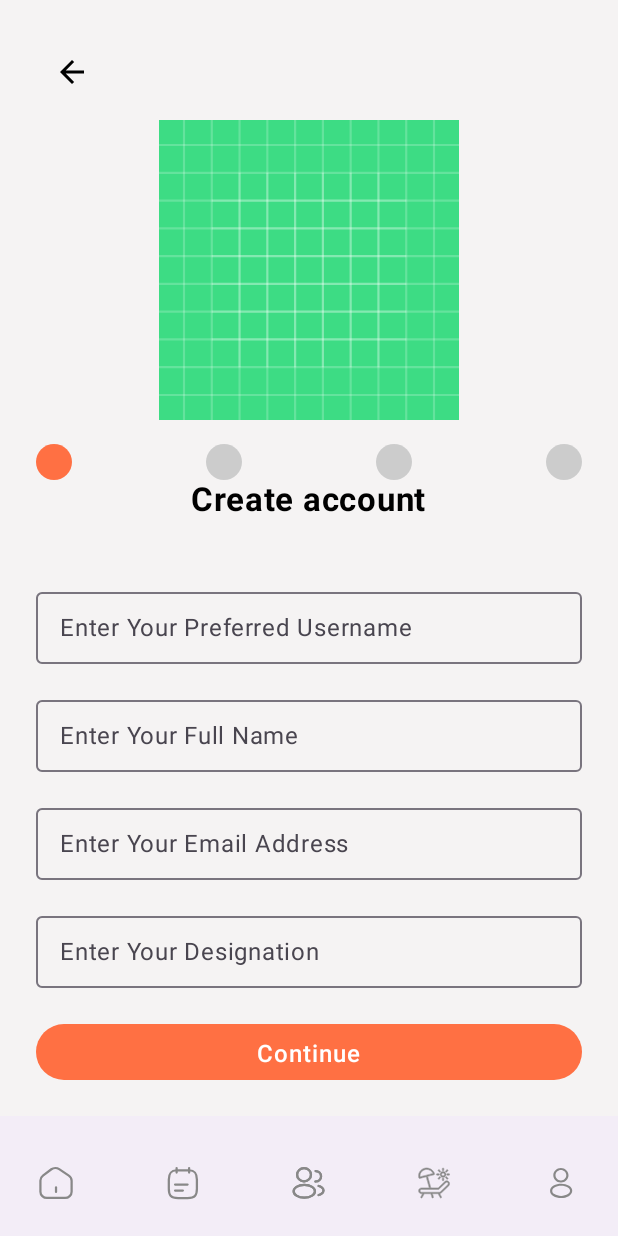
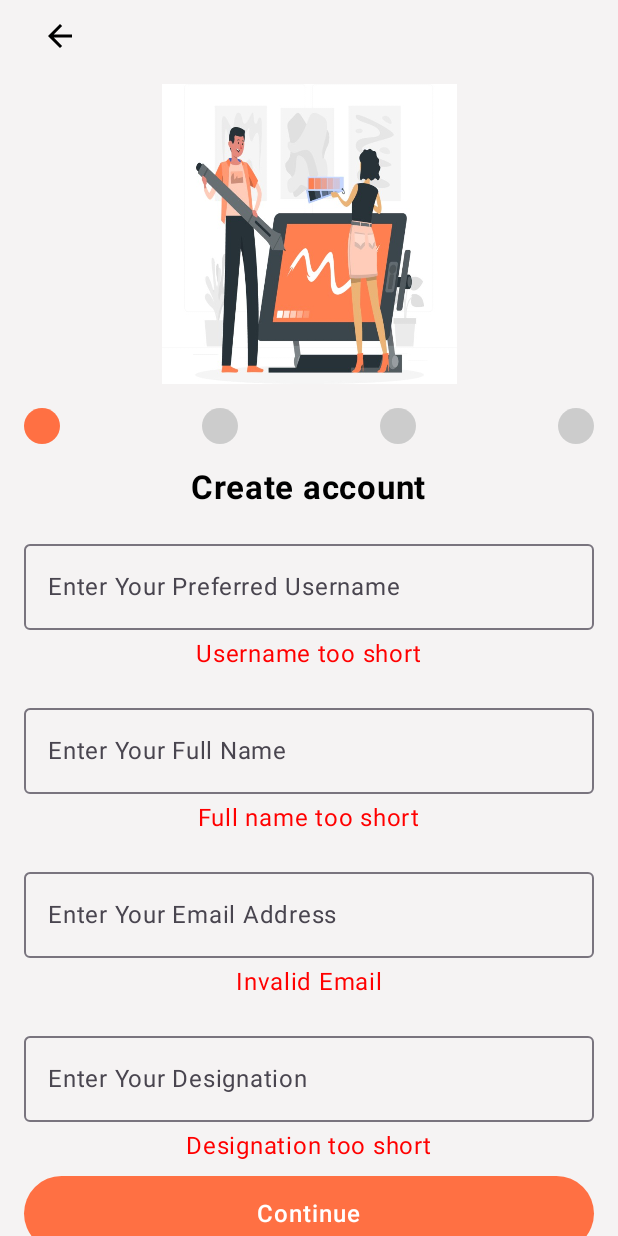
Before and after one commit to snoppycoder/StaffSync-Employee-Attendance-Leave-Manager, an Android app built with Jetpack Compose: the screen it shows after launch (MainActivity), after a tap on "Employee", on a phone screen of 412 x 824 dp. Run offline under Robolectric (Android 15) with nearby library versions, the phone set to English and light mode, and no system bars; our stand-ins replace Dagger/Hilt's generated code; libraries missing offline, so code that uses them is left out: com.jakewharton.retrofit2.

Commit message:
Added validation for the signup

```diff
--- /dev/null
+++ b/app/src/main/java/com/example/figma_replicate/InputValidators/SignupValidator.kt
@@ -0,0 +1,47 @@
+package com.example.figma_replicate.InputValidators
+
+fun FullName_Validator(fullName: String):String?{
+    val formErrorMessage = when {
+        fullName.trim().length < 5 -> "Full name too short"
+        !fullName.matches(Regex("^[A-Za-z ]+$")) -> "Invalid Name"
+        else -> null
+    }
+    return formErrorMessage
+
+}
+fun UserName_Validator(username: String):String?{
+    val formErrorMessage = when {
+        username.length < 5 -> "Username too short"
+        !username.matches(Regex("^[A-Za-z0-9_]+\$")) -> "Invalid Username"
+        /// later on implement the username search for unique usernames
+        else -> null
+    }
+    return formErrorMessage
+
+}
+fun Email_Validator(email: String):String?{
+    val formErrorMessage = when {
+        !email.matches(Regex("^[\\w.-]+@([\\w-]+\\.)+[\\w-]{2,4}$")) -> "Invalid Email"
+        /// later on implement the email search for unique usernames
+        else -> null
+    }
+    return formErrorMessage
+
+}
+fun Designation_Validation(designation: String):String?{
+    val formErrorMessage = when {
+        designation.length <= 3 -> "Designation too short"
+        else -> null
+    }
+    return formErrorMessage
+
+}
+fun Password_Validator(password: String, confirmPassword:String):String?{
+    val formErrorMessage = when {
+        password.length <= 6 -> "Password too short"
+        password != confirmPassword -> "Passwords do not match"
+        else -> null
+    }
+    return formErrorMessage
+
+}
--- a/app/src/main/java/com/example/figma_replicate/MainActivity.kt
+++ b/app/src/main/java/com/example/figma_replicate/MainActivity.kt
@@ -67,7 +67,9 @@ fun MainScreen(
         bottomBar = {
             if (currentRoute != Routes.NOTIFICATION && currentRoute != Routes.APPLY_LEAVE &&
                 currentRoute != Routes.NOTIFICATION_SETTING && currentRoute != Routes.CHANGE_PASSWORD &&
-                currentRoute != Routes.SIGNUP && currentRoute != Routes.LOGIN
+                currentRoute != Routes.SIGNUP && currentRoute != Routes.LOGIN &&
+                currentRoute != Routes.FULLNAME && currentRoute != Routes.DOB &&
+                currentRoute != Routes.PASSWORD && currentRoute != Routes.GENDER
             /* Replace with individual routes if needed */
             ) {
                 BottomNavBar(navController = navController)
--- a/app/src/main/java/com/example/figma_replicate/di/AppModule.kt
+++ b/app/src/main/java/com/example/figma_replicate/di/AppModule.kt
@@ -19,7 +19,7 @@ import java.util.concurrent.TimeUnit
 @InstallIn(SingletonComponent::class)
 object AppModule {
 
-    private const val BASE_URL = "http://10.0.2.2:3000/"
+    private const val BASE_URL = "http://192.168.100.6:3000/"
 
     @Provides
     @Singleton
--- a/app/src/main/java/com/example/figma_replicate/ui/screen/LeaveFormScreen.kt
+++ b/app/src/main/java/com/example/figma_replicate/ui/screen/LeaveFormScreen.kt
@@ -1,5 +1,7 @@
 package com.example.figma_replicate.ui.screen
 
+import android.os.Build
+import androidx.annotation.RequiresApi
 import androidx.compose.material3.ExperimentalMaterial3Api
 import androidx.compose.material3.IconButton
 import androidx.compose.material3.Scaffold
@@ -18,6 +20,7 @@ import androidx.navigation.NavController
 
 import com.example.figma_replicate.ui.component.*
 
+@RequiresApi(Build.VERSION_CODES.O)
 @Composable
 @OptIn(ExperimentalMaterial3Api::class)
 
--- a/app/src/main/java/com/example/figma_replicate/ui/screen/SignUpScreen.kt
+++ b/app/src/main/java/com/example/figma_replicate/ui/screen/SignUpScreen.kt
@@ -5,6 +5,7 @@ import androidx.compose.foundation.Image
 import androidx.compose.foundation.background
 import androidx.compose.foundation.clickable
 import androidx.compose.foundation.layout.*
+import androidx.compose.foundation.layout.padding
 import androidx.compose.foundation.rememberScrollState
 import androidx.compose.foundation.shape.RoundedCornerShape
 import androidx.compose.foundation.text.KeyboardOptions
@@ -13,7 +14,8 @@ import androidx.compose.material.icons.Icons
 import androidx.compose.material.icons.filled.ArrowBack
 import androidx.compose.material3.*
 import androidx.compose.runtime.*
-import androidx.compose.ui.Alignment
+import androidx.compose.runtime.setValue
+import androidx.compose.ui.*
 import androidx.compose.ui.Modifier
 import androidx.compose.ui.focus.FocusRequester
 import androidx.compose.ui.focus.focusProperties
@@ -29,11 +31,20 @@ import androidx.compose.ui.unit.dp
 import androidx.compose.ui.unit.sp
 import androidx.hilt.navigation.compose.hiltViewModel
 import androidx.navigation.NavController
+import com.example.figma_replicate.InputValidators.Designation_Validation
+import com.example.figma_replicate.InputValidators.Email_Validator
+import com.example.figma_replicate.InputValidators.FullName_Validator
+import com.example.figma_replicate.InputValidators.Password_Validator
+import com.example.figma_replicate.InputValidators.UserName_Validator
+
 import com.example.figma_replicate.R
 import com.example.figma_replicate.data.models.UserRole
+import com.example.figma_replicate.ui.component.CalendarField
 import com.example.figma_replicate.ui.component.StepIndicator
 import com.example.figma_replicate.viewModel.SignupState
 import com.example.figma_replicate.viewModel.SignupViewModel
+import java.time.LocalDate
+import java.time.format.DateTimeFormatter
 
 @Composable
 fun SignupScreen(
@@ -46,7 +57,10 @@ fun SignupScreen(
     // Handle ViewModel state
     when (state) {
         is SignupState.Loading -> {
-            CircularProgressIndicator(modifier = Modifier.fillMaxSize())
+            CircularProgressIndicator(
+                modifier = Modifier.fillMaxSize()
+
+            )
         }
         is SignupState.Error -> {
             LaunchedEffect(state) {
@@ -178,10 +192,13 @@ fun CreateAccountFullName(
     navController: NavController,
     viewModel: SignupViewModel = hiltViewModel()
 ) {
+
     Column(
         modifier = Modifier
             .fillMaxSize()
-            .padding(24.dp),
+            .padding(horizontal=16.dp)
+            .verticalScroll(rememberScrollState())
+        ,
         horizontalAlignment = Alignment.CenterHorizontally
     ) {
         Row(
@@ -194,7 +211,7 @@ fun CreateAccountFullName(
         }
         Spacer(modifier = Modifier.height(8.dp))
         Image(
-            painter = painterResource(id = R.drawable.ic_launcher_background),
+            painter = painterResource(id = R.drawable.signup_illustration),
             contentDescription = "Illustration",
             modifier = Modifier
                 .height(200.dp)
@@ -203,9 +220,9 @@ fun CreateAccountFullName(
         )
         Spacer(modifier = Modifier.height(16.dp))
         StepIndicator(0)
+        Spacer(modifier = Modifier.height(16.dp))
         Text("Create account", fontSize = 22.sp, fontWeight = FontWeight.Bold)
         Spacer(modifier = Modifier.height(16.dp))
-        Spacer(modifier = Modifier.height(24.dp))
         var username by viewModel.username
         OutlinedTextField(
             value = username,
@@ -214,8 +231,19 @@ fun CreateAccountFullName(
             singleLine = true,
             modifier = Modifier
                 .fillMaxWidth()
-                .height(56.dp)
+                .height(65.dp)
         )
+        Spacer(modifier = Modifier.height(4.dp))
+        val userNameValidator:String? = UserName_Validator(username)
+        if ( userNameValidator != null) {
+            Text(
+                userNameValidator, color=Color.Red
+            )
+
+        }
+
+
+
         Spacer(modifier = Modifier.height(16.dp))
         var name by  viewModel.fullName
         OutlinedTextField(
@@ -225,8 +253,18 @@ fun CreateAccountFullName(
             singleLine = true,
             modifier = Modifier
                 .fillMaxWidth()
-                .height(56.dp)
+                .height(65.dp)
         )
+
+        Spacer(modifier = Modifier.height(4.dp))
+
+        val fullNameValidator:String? = FullName_Validator(name)
+        if ( fullNameValidator != null) {
+            Text(
+                fullNameValidator, color=Color.Red
+            )
+
+        }
         Spacer(modifier = Modifier.height(16.dp))
         var email by viewModel.email
         OutlinedTextField(
@@ -236,8 +274,18 @@ fun CreateAccountFullName(
             singleLine = true,
             modifier = Modifier
                 .fillMaxWidth()
-                .height(56.dp)
+                .height(65.dp)
         )
+        Spacer(modifier = Modifier.height(4.dp))
+        val emailValidator:String? = Email_Validator(email)
+        if ( emailValidator != null) {
+            Text(
+                emailValidator, color=Color.Red
+            )
+
+        }
+
+
         Spacer(modifier = Modifier.height(16.dp))
         var designation by  viewModel.designation
         OutlinedTextField(
@@ -247,13 +295,24 @@ fun CreateAccountFullName(
             singleLine = true,
             modifier = Modifier
                 .fillMaxWidth()
-                .height(56.dp)
+                .height(65.dp)
         )
-        Spacer(modifier = Modifier.height(24.dp))
+
+        Spacer(modifier = Modifier.height(4.dp))
+        val designation_validator:String? = Designation_Validation(designation)
+        if (designation_validator != null) {
+            Text(designation_validator, color=Color.Red)
+
+        }
+
+        Spacer(modifier = Modifier.height(8.dp))
+
+
         Button(
             onClick = {
                 navController.navigate("gender")
             },
+//            enabled = validator == null,
             colors = ButtonDefaults.buttonColors(containerColor = Color(0xFFFF7043)),
             modifier = Modifier
                 .fillMaxWidth()
@@ -273,7 +332,7 @@ fun CreateAccountGender(
     Column(
         modifier = Modifier
             .fillMaxSize()
-            .padding(24.dp)
+            .padding(horizontal=16.dp)
             .verticalScroll(rememberScrollState()),
 
         horizontalAlignment = Alignment.CenterHorizontally
@@ -288,7 +347,7 @@ fun CreateAccountGender(
         }
         Spacer(modifier = Modifier.height(8.dp))
         Image(
-            painter = painterResource(id = R.drawable.ic_launcher_background),
+            painter = painterResource(id = R.drawable.signup_illustration),
             contentDescription = "Illustration",
             modifier = Modifier
                 .height(200.dp)
@@ -299,7 +358,7 @@ fun CreateAccountGender(
         Text("Create account", fontSize = 22.sp, fontWeight = FontWeight.Bold)
         Spacer(modifier = Modifier.height(16.dp))
         StepIndicator(1)
-        Spacer(modifier = Modifier.height(24.dp))
+        Spacer(modifier = Modifier.height(16.dp))
         var employmentType by  viewModel.employmentType
         OutlinedTextField(
             value = employmentType,
@@ -308,9 +367,9 @@ fun CreateAccountGender(
             singleLine = true,
             modifier = Modifier
                 .fillMaxWidth()
-                .height(56.dp)
+                .height(65.dp)
         )
-        Spacer(modifier = Modifier.height(24.dp))
+        Spacer(modifier = Modifier.height(16.dp))
         var gender by viewModel.gender
         OutlinedTextField(
             value = gender,
@@ -319,9 +378,9 @@ fun CreateAccountGender(
             singleLine = true,
             modifier = Modifier
                 .fillMaxWidth()
-                .height(56.dp)
+                .height(65.dp)
         )
-        Spacer(modifier = Modifier.height(24.dp))
+        Spacer(modifier = Modifier.height(16.dp))
         Button(
             onClick = {
                 navController.navigate("dob")
@@ -343,10 +402,12 @@ fun CreateAccountDOB(
     navController: NavController,
     viewModel: SignupViewModel = hiltViewModel()
 ) {
+    var dob by viewModel.dob
+
     Column(
         modifier = Modifier
             .fillMaxSize()
-            .padding(24.dp),
+            .padding(horizontal=24.dp),
         horizontalAlignment = Alignment.CenterHorizontally
     ) {
         Row(
@@ -359,7 +420,7 @@ fun CreateAccountDOB(
         }
         Spacer(modifier = Modifier.height(8.dp))
         Image(
-            painter = painterResource(id = R.drawable.ic_launcher_background),
+            painter = painterResource(id = R.drawable.signup_illustration),
             contentDescription = "Illustration",
             modifier = Modifier
                 .height(200.dp)
@@ -370,18 +431,19 @@ fun CreateAccountDOB(
         Text("Create account", fontSize = 22.sp, fontWeight = FontWeight.Bold)
         Spacer(modifier = Modifier.height(16.dp))
         StepIndicator(2)
-        Spacer(modifier = Modifier.height(24.dp))
-        var dob by viewModel.dob
-        OutlinedTextField(
-            value = dob,
-            onValueChange = {viewModel.setDob(it) },
-            label = { Text("Date of Birth") },
-            singleLine = true,
-            modifier = Modifier
-                .fillMaxWidth()
-                .height(56.dp)
-        )
-        Spacer(modifier = Modifier.height(24.dp))
+        Spacer(modifier = Modifier.height(16.dp))
+
+//        OutlinedTextField(
+//            value = dob,
+//            onValueChange = {viewModel.setDob(it) },
+//            label = { Text("Date of Birth") },
+//            singleLine = true,
+//            modifier = Modifier
+//                .fillMaxWidth()
+//                .height(65.dp)
+//        )
+        CalendarField("Date of Birth", selectedDate = dob) { viewModel.setDob(it)}
+        Spacer(modifier = Modifier.height(16.dp))
         Button(
             onClick = {
                 navController.navigate("password")
@@ -406,7 +468,7 @@ fun CreateAccountPassword(
     Column(
         modifier = Modifier
             .fillMaxSize()
-            .padding(24.dp),
+            .padding(horizontal=24.dp),
         horizontalAlignment = Alignment.CenterHorizontally
     ) {
         Row(
@@ -419,7 +481,7 @@ fun CreateAccountPassword(
         }
         Spacer(modifier = Modifier.height(8.dp))
         Image(
-            painter = painterResource(id = R.drawable.ic_launcher_background),
+            painter = painterResource(id = R.drawable.signup_illustration),
             contentDescription = "Illustration",
             modifier = Modifier
                 .height(200.dp)
@@ -430,7 +492,7 @@ fun CreateAccountPassword(
         Text("Create account", fontSize = 22.sp, fontWeight = FontWeight.Bold)
         Spacer(modifier = Modifier.height(16.dp))
         StepIndicator(3)
-        Spacer(modifier = Modifier.height(24.dp))
+        Spacer(modifier = Modifier.height(16.dp))
         var password by  viewModel.password
         OutlinedTextField(
             value = password,
@@ -439,7 +501,7 @@ fun CreateAccountPassword(
             singleLine = true,
             modifier = Modifier
                 .fillMaxWidth()
-                .height(56.dp)
+                .height(65.dp)
         )
         Spacer(modifier = Modifier.height(16.dp))
         var confirm_password by remember { mutableStateOf("") }
@@ -452,6 +514,10 @@ fun CreateAccountPassword(
                 .fillMaxWidth()
                 .height(56.dp)
         )
+        val passwordValidator:String? = Password_Validator(password, confirm_password)
+        if (passwordValidator != null) {
+            Text(passwordValidator, color=Color.Red)
+        }
         Spacer(modifier = Modifier.height(24.dp))
 
         Button(
```
Also changed, not shown: app/src/main/java/com/example/figma_replicate/viewModel/SignUpViewModel.kt (+11 -12 lines).
